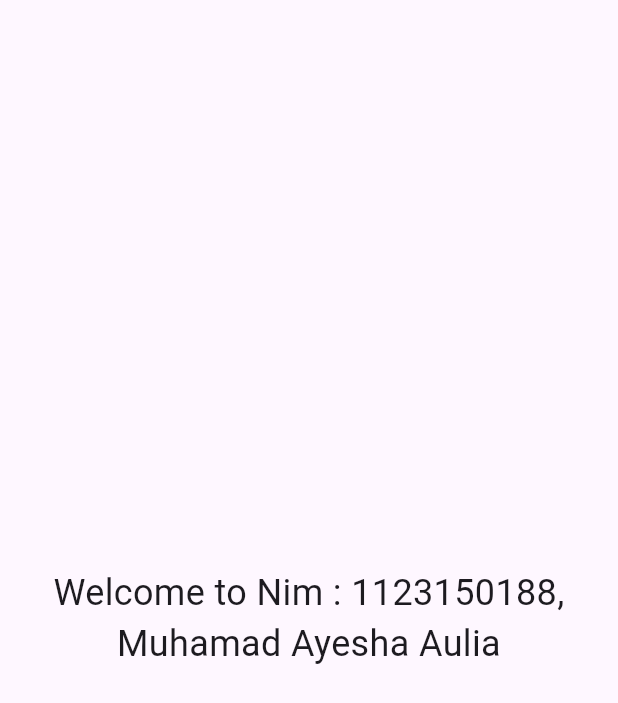
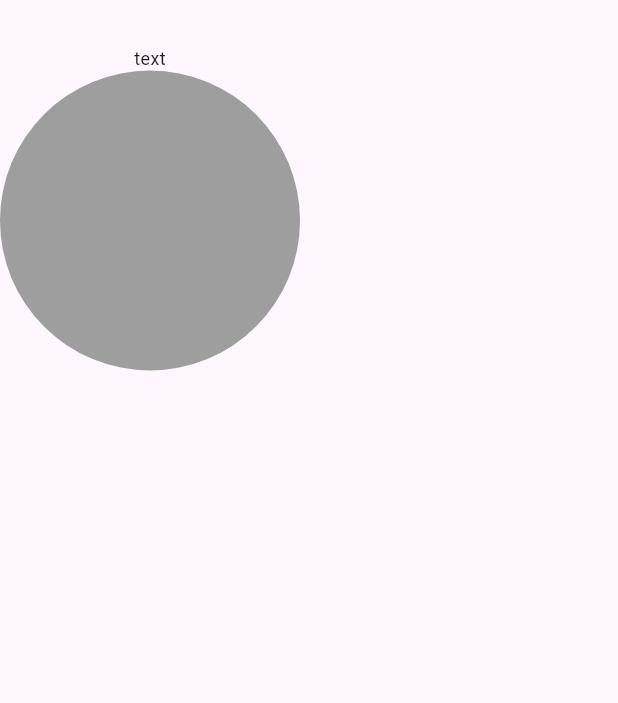
Before and after one commit to muhamadayeshaaulia/week6_splash_screen, a Flutter app: the screen it shows after launch, on a phone screen of 412 x 824 dp. Shown: the top 703 px of the screen. Run offline on Flutter 3.47's test engine with Material 3 defaults, Android fonts, the phone set to English and light mode, and no system bars.

Commit message:
menambahkan sizebix dan container pada body column

```diff
--- a/lib/screen/splash_screen_1.dart
+++ b/lib/screen/splash_screen_1.dart
@@ -6,12 +6,25 @@ class MySplashScreen extends StatelessWidget {
   @override
   Widget build(BuildContext context) {
     return Scaffold(
-      body: Center(
-        child: Text(
-          'Welcome to Nim : 1123150188, Muhamad Ayesha Aulia',
-          style: TextStyle(fontSize: 24),
-          textAlign: TextAlign.center,
-        ),
+      body: Column(
+        //todo
+        children: [
+          //1. buat gambar
+          SizedBox(height: 30.0),
+          Text("text", style: TextStyle(fontSize: 12.0)),
+          Container(
+            height: 200,
+            width: 200,
+            decoration: BoxDecoration(
+              shape: BoxShape.circle,
+              color: Colors.grey,
+            ),
+          ),
+        ],
+        //2.buat title wanrna hitam huruf besar
+        //3 buat subtitle warna lebih kecil
+        //4. ada baris gambar bulet kecil ada 3
+        //5 ada button
       ),
     );
   }
```
